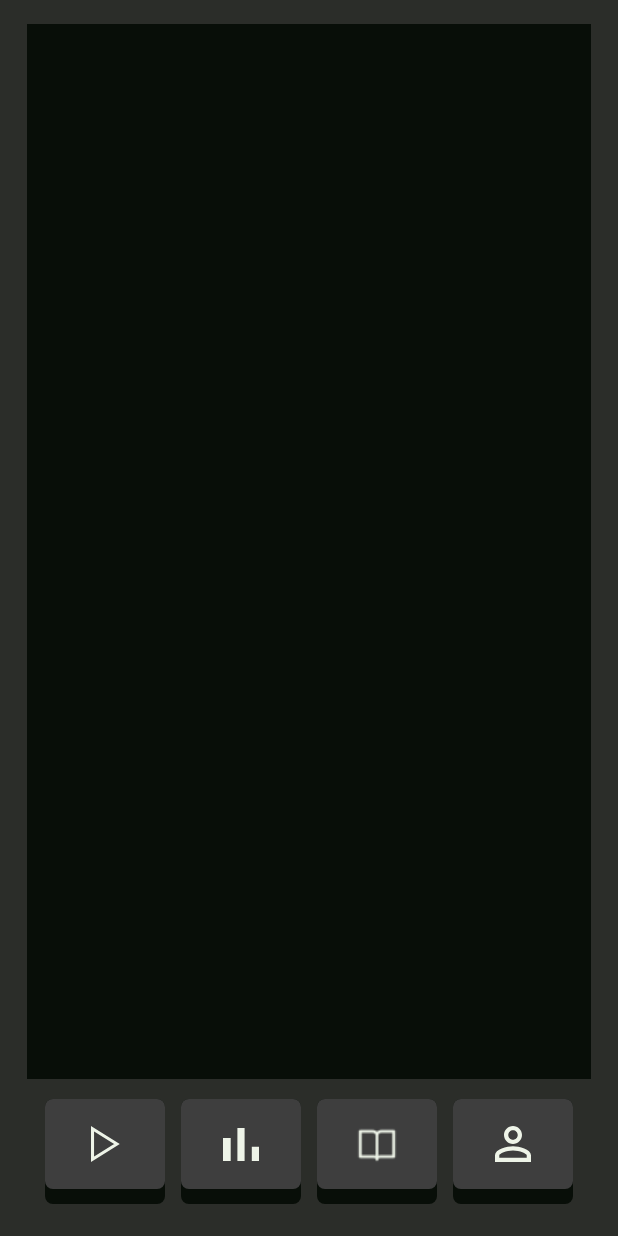
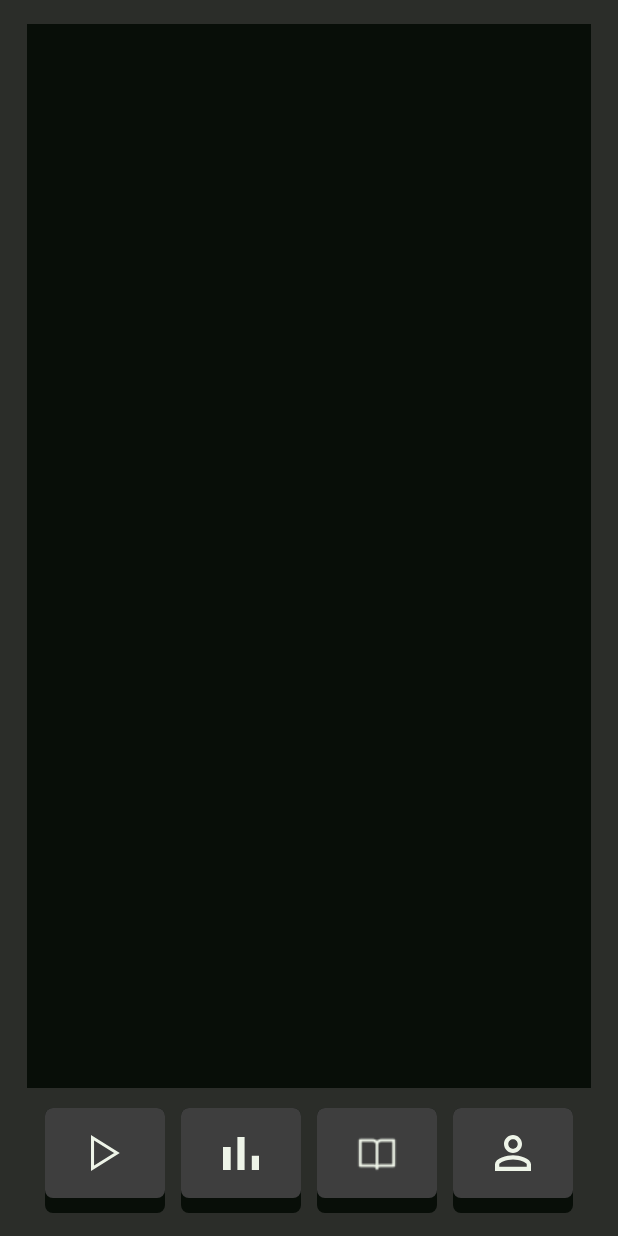
Before and after one commit to IEEE-VIT/enigma7-android, an Android app: the screen it shows after launch (MainActivity), on a phone screen of 412 x 824 dp. Run offline under Robolectric (Android 15) with nearby library versions, the phone set to English and light mode, and no system bars.

```diff
--- a/app/src/main/res/layout/activity_main.xml
+++ b/app/src/main/res/layout/activity_main.xml
@@ -16,7 +16,7 @@
         android:layout_height="wrap_content"
         android:layout_alignParentBottom="true"
         android:layout_centerHorizontal="true"
-        android:layout_marginBottom="16dp"
+        android:layout_marginBottom="10dp"
         app:layout_constraintBottom_toBottomOf="parent"
         app:layout_constraintEnd_toEndOf="parent"
         app:layout_constraintHorizontal_bias="0.5"
--- a/app/src/main/res/layout/bottom_bar.xml
+++ b/app/src/main/res/layout/bottom_bar.xml
@@ -7,7 +7,6 @@
     <RelativeLayout
         android:id="@+id/game_back"
         style="@style/BottomButtonBack"
-        android:layout_marginEnd="17dp"
         android:background="@drawable/bottom_button_back">
 
         <ImageButton
@@ -21,8 +20,6 @@
     <RelativeLayout
         android:id="@+id/leaderboard_back"
         style="@style/BottomButtonBack"
-        android:layout_marginStart="17dp"
-        android:layout_marginEnd="17dp"
         android:layout_toEndOf="@id/game_back"
         android:background="@drawable/bottom_button_back">
 
@@ -37,8 +34,6 @@
     <RelativeLayout
         android:id="@+id/story_back"
         style="@style/BottomButtonBack"
-        android:layout_marginStart="17dp"
-        android:layout_marginEnd="17dp"
         android:layout_toEndOf="@+id/leaderboard_back"
         android:background="@drawable/bottom_button_back">
 
@@ -53,8 +48,6 @@
     <RelativeLayout
         android:id="@+id/profile_back"
         style="@style/BottomButtonBack"
-        android:layout_marginStart="17dp"
-        android:layout_marginEnd="17dp"
         android:layout_toEndOf="@+id/story_back"
         android:background="@drawable/bottom_button_back">
 
```
